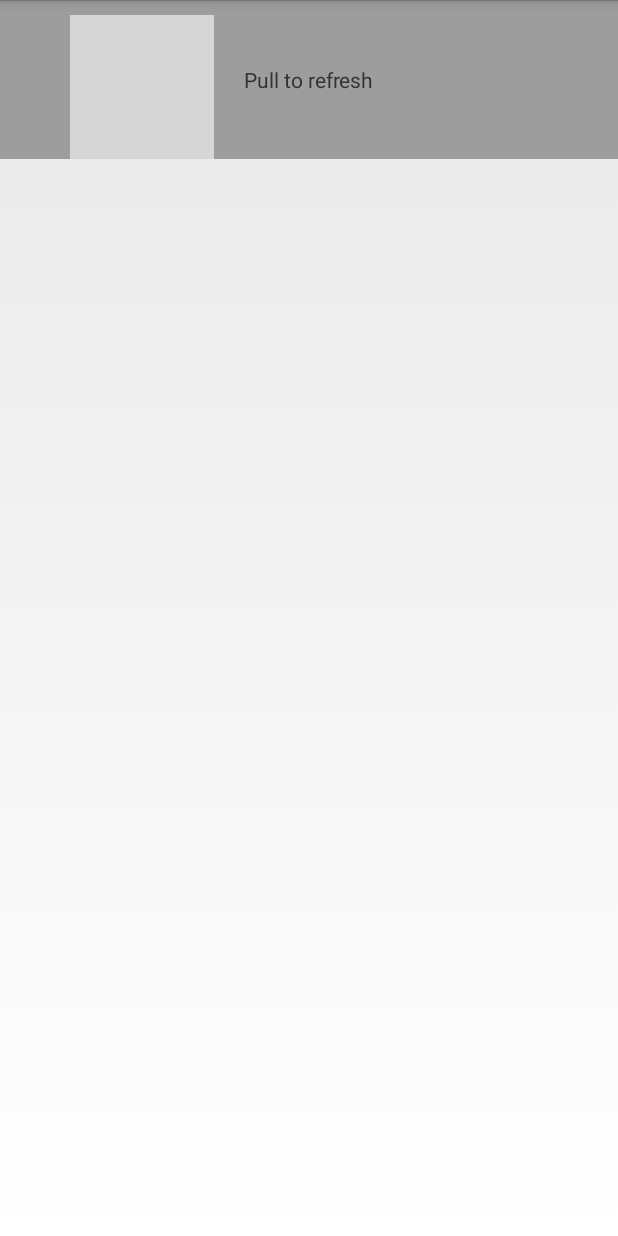
After one commit to tim-bm/MCSP_SnapChat, an Android app: the layout header_layout.xml on its own in the app's theme, with its tools: preview values and no code run, on a phone screen of 412 x 824 dp. The commit adds this screen. Run offline under Robolectric (Android 15) with nearby library versions, the phone set to English and light mode, and no system bars; grey boxes are pictures that could not be loaded.

Commit message:
add top bar for chatting list Define a refresh list view add a pulling to refresh item

```diff
--- /dev/null
+++ b/app/src/main/res/layout/header_layout.xml
@@ -0,0 +1,41 @@
+<?xml version="1.0" encoding="utf-8"?>
+<LinearLayout xmlns:android="http://schemas.android.com/apk/res/android"
+    android:orientation="vertical" android:layout_width="match_parent"
+    android:layout_height="match_parent">
+
+    <RelativeLayout
+        android:layout_width="match_parent"
+        android:layout_height="wrap_content"
+
+        android:background="#9d9d9d"
+    >
+        <LinearLayout
+            android:layout_width="wrap_content"
+            android:layout_height="wrap_content"
+            android:orientation="vertical"
+            android:layout_centerInParent="true"
+            android:gravity="center"
+            android:id="@+id/header_text">
+
+            <TextView
+                android:layout_width="wrap_content"
+                android:layout_height="wrap_content"
+                android:id="@+id/tip"
+                android:text="@string/refresh1"/>
+
+        </LinearLayout>
+
+        <ImageView
+            android:layout_width="wrap_content"
+            android:layout_height="wrap_content"
+            android:src="@drawable/snapchat_96"
+            android:layout_marginTop="10dip"
+            android:layout_toLeftOf="@id/header_text"
+            android:layout_marginRight="20dip"
+
+            />
+
+
+    </RelativeLayout>
+
+</LinearLayout>
--- a/app/src/main/res/values/colors.xml
+++ b/app/src/main/res/values/colors.xml
@@ -3,4 +3,6 @@
     <color name="colorPrimary">#3F51B5</color>
     <color name="colorPrimaryDark">#303F9F</color>
     <color name="colorAccent">#FF4081</color>
+    <color name="colorChatTitle">#457dd7</color>
+    <color name="colorChatTitleText">#FFFFFF</color>
 </resources>
--- a/app/src/main/res/values/strings.xml
+++ b/app/src/main/res/values/strings.xml
@@ -1,4 +1,9 @@
 <resources>
     <string name="app_name">SnapChat</string>
     <string name="test">test</string>
+    <string name="chat">Chat</string>
+    <string name="refresh1">Pull to refresh</string>
+    <string name="refresh2">Release to refresh</string>
+    <string name="refresh3">Refreshing</string>
+
 </resources>
--- a/build.gradle
+++ b/build.gradle
@@ -5,7 +5,7 @@ buildscript {
         jcenter()
     }
     dependencies {
-        classpath 'com.android.tools.build:gradle:2.2.0-alpha7'
+        classpath 'com.android.tools.build:gradle:2.1.3'
 
         // NOTE: Do not place your application dependencies here; they belong
         // in the individual module build.gradle files
```
Also changed, not shown: app/src/main/java/com/snapchat/team2/snapchat/RefreshListView.java (added, +44 -0 lines), app/src/main/res/layout/fragment_chat.xml (+54 -10 lines).
